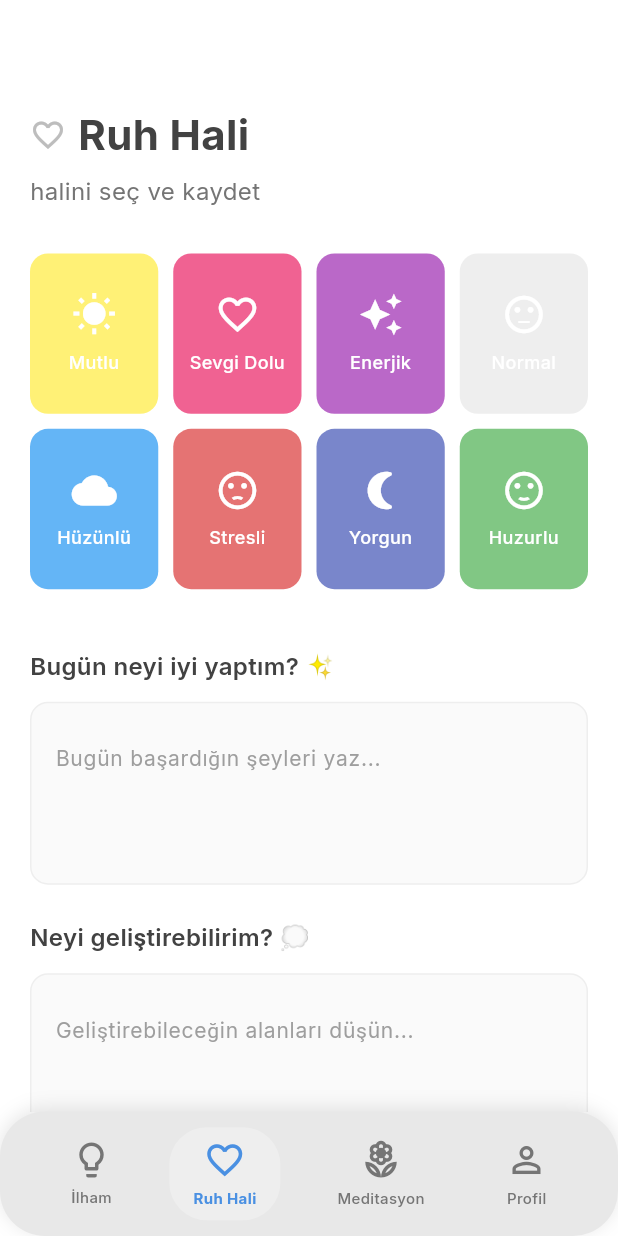
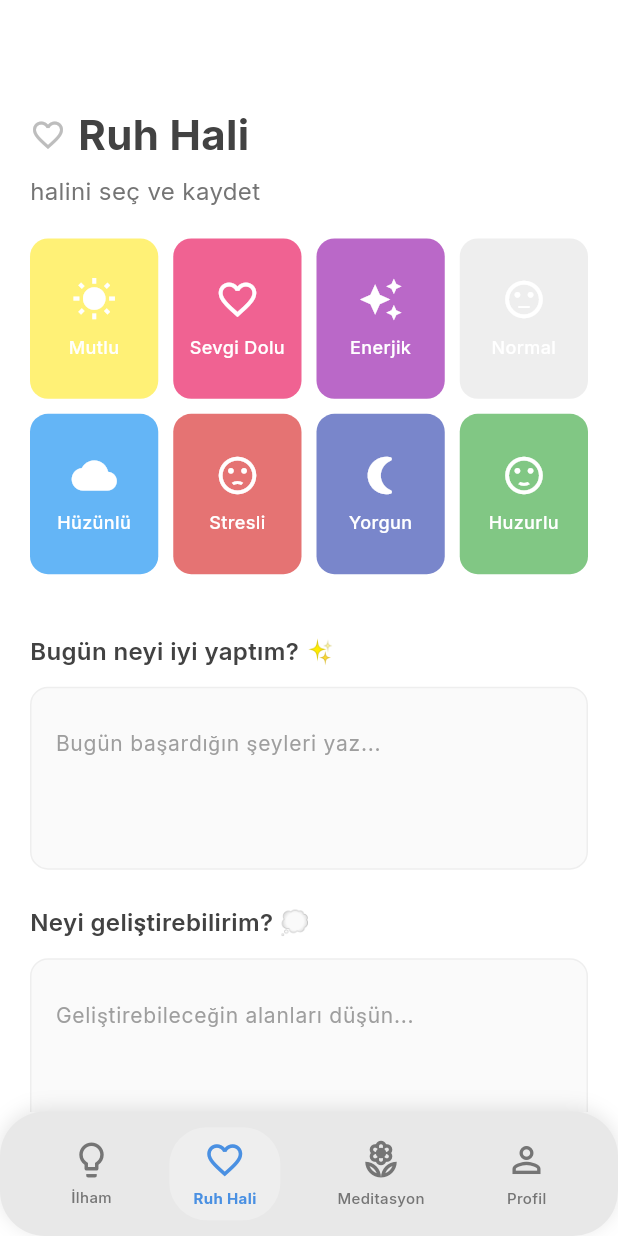
Before and after one commit to MRSgkce/MyDearDiary, a Flutter app: the screen it shows after launch, item 2 of the bottom bar chosen, on a phone screen of 412 x 824 dp. Run offline on Flutter 3.47's test engine with Material 3 defaults, Android fonts, the phone set to English and light mode, and no system bars; our stand-ins replace cloud_firestore, firebase_core, flutter_riverpod, shared_preferences; accounts and stored records are empty; project files that could hold a hidden picture were left out.

Commit message:
edit: ruh hali page

```diff
--- a/lib/main.dart
+++ b/lib/main.dart
@@ -1418,9 +1418,12 @@ class _AnimatedMoodContentState extends State<_AnimatedMoodContent>
           const SizedBox(height: 6),
           Text(
             'halini seç ve kaydet',
-            style: TextStyle(fontSize: 16, color: Colors.grey.shade600),
-          ),
-          const SizedBox(height: 30),
+            style: TextStyle(
+              fontSize: 16,
+              color: Colors.grey.shade600,
+            ),
+          ),
+          const SizedBox(height: 20), // Boşluk artırıldı
           // ✅ Animasyonlu Mood Grid
           _buildAnimatedMoodGrid(context),
           const SizedBox(height: 40),
@@ -1482,6 +1485,7 @@ class _AnimatedMoodContentState extends State<_AnimatedMoodContent>
     return GridView.builder(
       shrinkWrap: true,
       physics: const NeverScrollableScrollPhysics(),
+      padding: EdgeInsets.zero, // Üst boşluğu kaldır
       gridDelegate: const SliverGridDelegateWithFixedCrossAxisCount(
         crossAxisCount: 4,
         crossAxisSpacing: 10,
```
